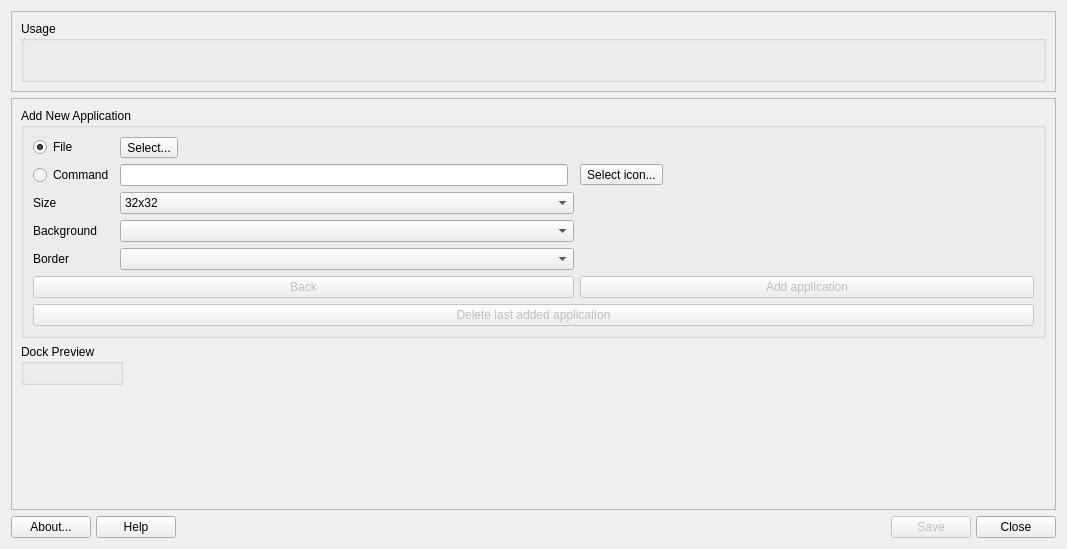
Qt form mainwindow.ui (AdrianTM/mx-dockmaker) before a commit.
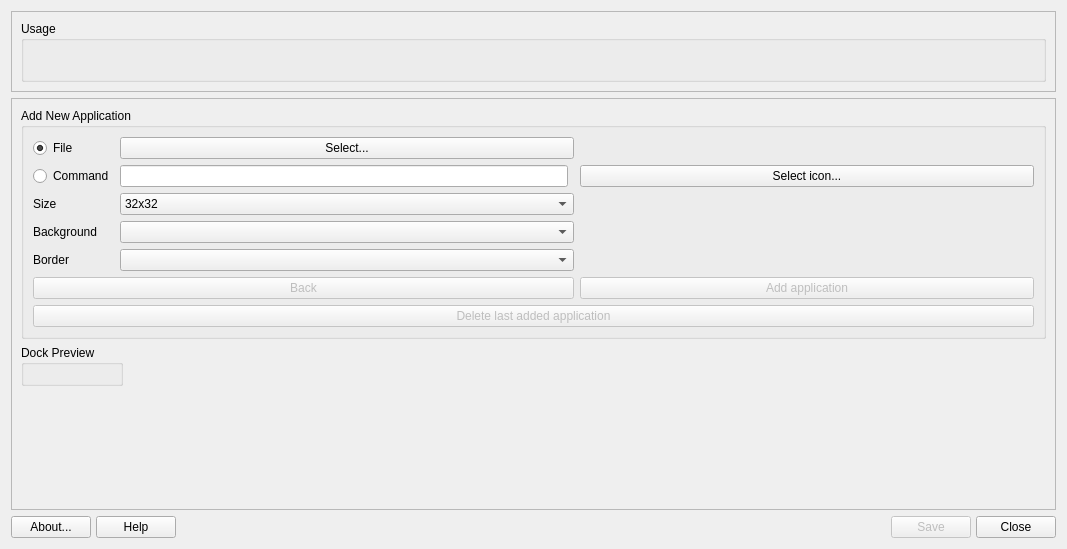
The same form after that commit. Icons and pictures are not drawn.

```diff
--- a/mainwindow.ui
+++ b/mainwindow.ui
@@ -193,22 +193,6 @@
            </property>
           </widget>
          </item>
-         <item row="0" column="1" colspan="4">
-          <widget class="QToolButton" name="buttonSelectApp">
-           <property name="text">
-            <string>Select...</string>
-           </property>
-           <property name="popupMode">
-            <enum>QToolButton::DelayedPopup</enum>
-           </property>
-           <property name="autoRaise">
-            <bool>false</bool>
-           </property>
-           <property name="arrowType">
-            <enum>Qt::NoArrow</enum>
-           </property>
-          </widget>
-         </item>
          <item row="4" column="0">
           <widget class="QLabel" name="label_4">
            <property name="text">
@@ -252,13 +236,26 @@
          <item row="2" column="1">
           <widget class="QLineEdit" name="lineEditCommand"/>
          </item>
-         <item row="2" column="3">
-          <widget class="QToolButton" name="buttonSelectIcon">
+         <item row="2" column="3" colspan="2">
+          <widget class="QPushButton" name="buttonSelectIcon">
+           <property name="sizePolicy">
+            <sizepolicy hsizetype="Ignored" vsizetype="Fixed">
+             <horstretch>0</horstretch>
+             <verstretch>0</verstretch>
+            </sizepolicy>
+           </property>
            <property name="text">
             <string>Select icon...</string>
            </property>
           </widget>
          </item>
+         <item row="0" column="1" colspan="2">
+          <widget class="QPushButton" name="buttonSelectApp">
+           <property name="text">
+            <string>Select...</string>
+           </property>
+          </widget>
+         </item>
         </layout>
        </widget>
       </item>
```
